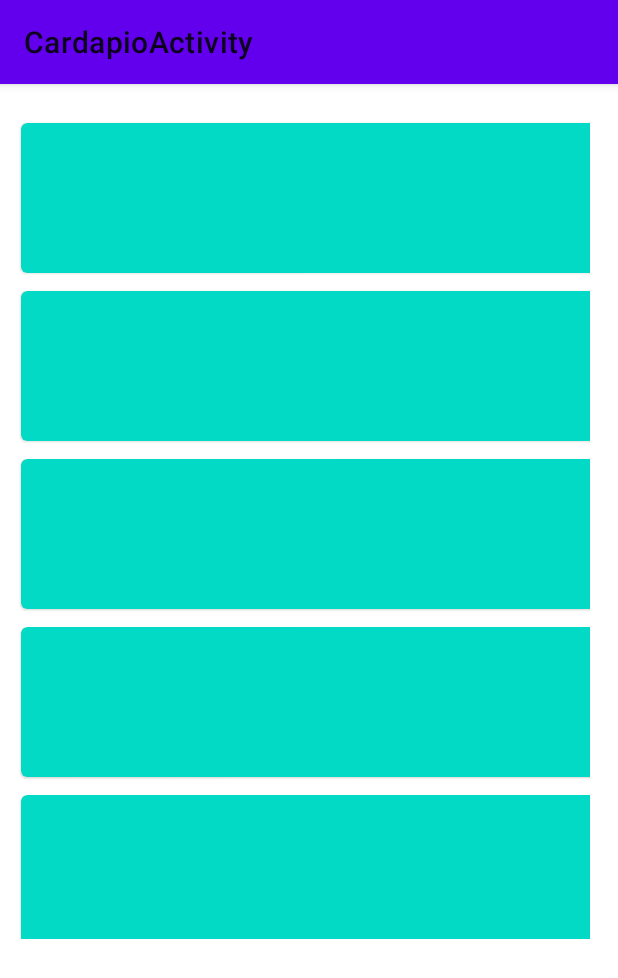
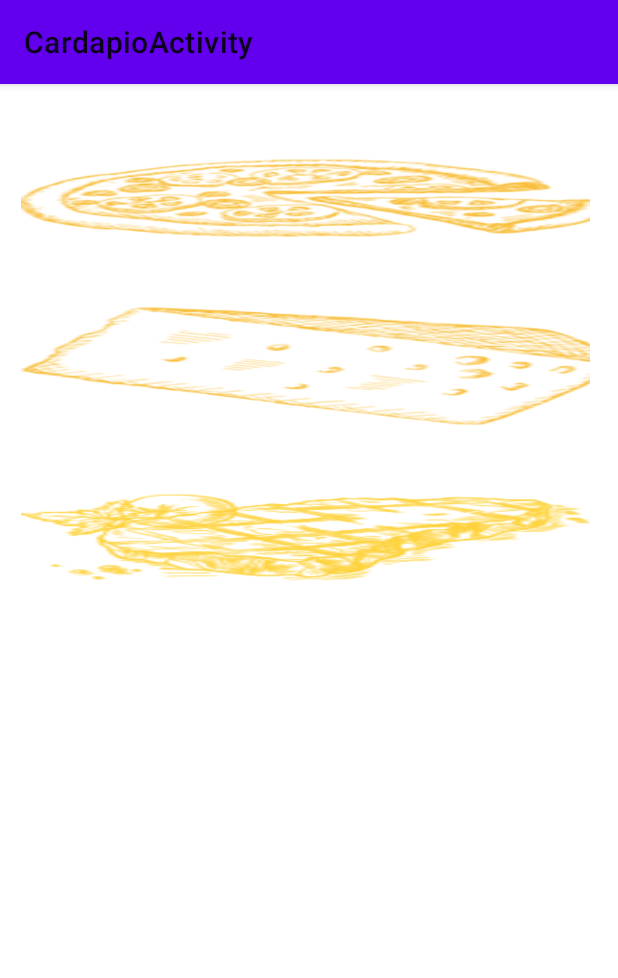
Before and after one commit to WebsterAlan/Delivery, an Android app: the screen it shows after launch (CardapioActivity), on a phone screen of 412 x 824 dp. Shown: the top 978 px of the screen. Run offline under Robolectric (Android 15) with nearby library versions, the phone set to English and light mode, and no system bars.

Commit message:
Background para itens de cardápio, em RecyclerView sobre lista.

```diff
--- a/app/src/main/java/br/com/delivery/ui/cardapio/CardapioActivity.java
+++ b/app/src/main/java/br/com/delivery/ui/cardapio/CardapioActivity.java
@@ -13,7 +13,8 @@ public class CardapioActivity extends AppCompatActivity {
     private RecyclerView recyclerView;
     private RecyclerView.Adapter mAdapter;
     private RecyclerView.LayoutManager layoutManager;
-    String[] myDataset = {"teste","Teste", "teste", "teste", "teste","teste", "teste"};
+
+    String[] myDataset = {"teste","Teste", "teste"};
 
     @Override
     protected void onCreate(Bundle savedInstanceState) {
--- a/app/src/main/java/br/com/delivery/ui/cardapio/CardapioAdapter.java
+++ b/app/src/main/java/br/com/delivery/ui/cardapio/CardapioAdapter.java
@@ -7,10 +7,13 @@ import androidx.recyclerview.widget.RecyclerView;
 import br.com.delivery.R;
 import com.google.android.material.card.MaterialCardView;
 
+import java.util.ArrayList;
+import java.util.List;
 
 public class CardapioAdapter extends RecyclerView.Adapter<CardapioAdapter.MyViewHolder> {
 
     private String[] mDataset;
+    List<Integer> images = new ArrayList<Integer>();
 
 
     public static class MyViewHolder extends RecyclerView.ViewHolder {
@@ -25,6 +28,17 @@ public class CardapioAdapter extends RecyclerView.Adapter<CardapioAdapter.MyView
 
     public CardapioAdapter(String[] myDataset) {
         mDataset = myDataset;
+        this.imageadd();
+    }
+
+
+    public void imageadd()
+    {
+        images.add(R.drawable.pizza);
+        images.add(R.drawable.entrada);
+        images.add(R.drawable.pratos);
+
+
     }
 
     @Override
@@ -37,6 +51,8 @@ public class CardapioAdapter extends RecyclerView.Adapter<CardapioAdapter.MyView
     @Override
     public void onBindViewHolder(MyViewHolder holder, int position) {
         holder.materialCardView.setTooltipText(mDataset[position]);
+        holder.materialCardView.setBackgroundResource(images.get(position));
+        System.out.println(R.drawable.pizza);
     }
 
     @Override
--- a/app/src/main/res/layout/itens_cardapio.xml
+++ b/app/src/main/res/layout/itens_cardapio.xml
@@ -6,7 +6,6 @@ android:layout_margin="6dp"
 android:textColor="@color/colorAccent"
 android:layout_width="400dp"
 android:layout_height="100dp"
-android:backgroundTint="@color/colorAccent"
 android:clickable="true"
 android:focusable="true"
 android:checkable="true">.
```
Also changed, not shown: app/src/main/res/drawable/entrada.png (added), app/src/main/res/drawable/pizza.png (added), app/src/main/res/drawable/pratos.png (added).
